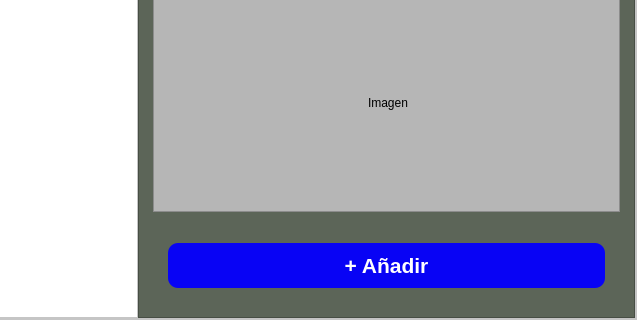
This is Interfaz/gui/URL.ui in 50DayEmpire/Tracking_Precios as Qt 5 draws it before an edit; both pictures show x 113 to 750 and y 198 to 518 of the 750 by 518 pixel window. The edited form follows.
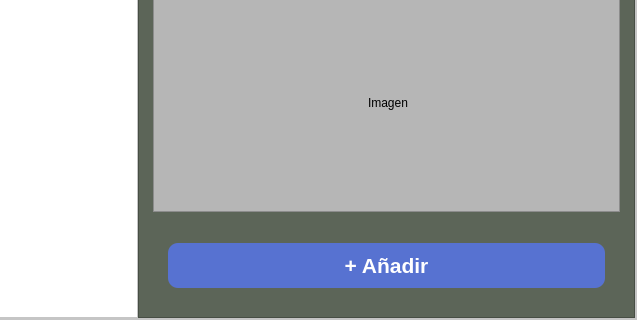
This is the edited form.

Commit message: color pal gustoso

The edit to the form file:
```diff
--- a/Interfaz/gui/URL.ui
+++ b/Interfaz/gui/URL.ui
@@ -292,7 +292,7 @@
                 <cursorShape>PointingHandCursor</cursorShape>
                </property>
                <property name="styleSheet">
-                <string notr="true">background-color: rgb(8, 3, 245);
+                <string notr="true">	background-color: rgb(87, 114, 209);
 	border-radius: 10px;
 	Color: white;
 	padding: 10px;
```
